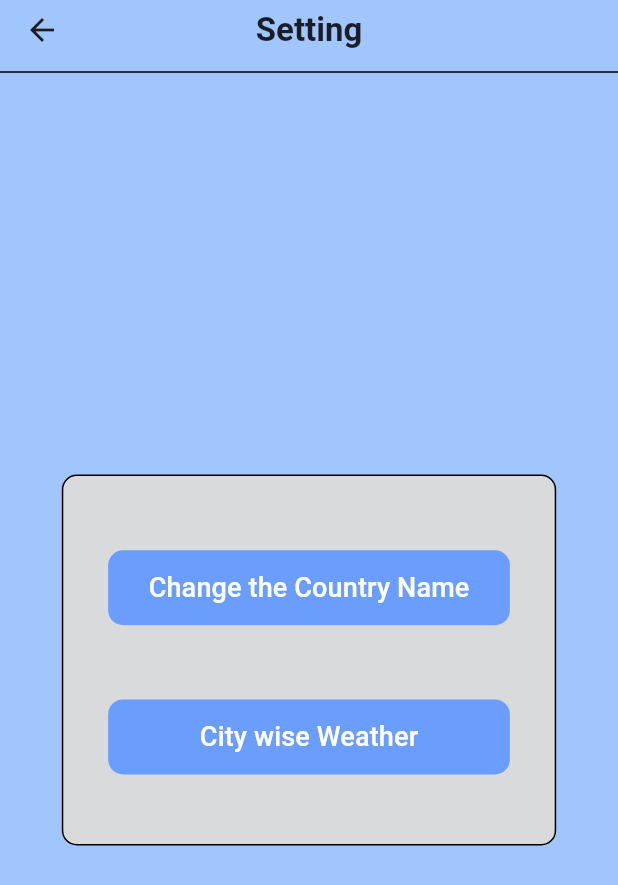
After one commit to tejasvmodi/weather_application, a Flutter app: the SettingWeathericon screen opened directly, on a phone screen of 412 x 824 dp. The commit adds this screen. Shown: the top 885 px of the screen. Run offline on Flutter 3.47's test engine with Material 3 defaults, Android fonts, the phone set to English and light mode, and no system bars; network calls fail.

Commit message:
complete the weather app ..

```diff
--- a/lib/main.dart
+++ b/lib/main.dart
@@ -1,5 +1,6 @@
 import 'package:flutter/material.dart';
-import 'package:weather_application/ui/city_weather_data.dart';
+import 'package:weather_application/ui/CIty%20weather%20data/city_weather_data.dart';
+import 'package:weather_application/ui/Country%20weather%20data/get_started.dart';
 
 void main() {
   runApp(const MyApp());
@@ -18,7 +19,7 @@ class MyApp extends StatelessWidget {
         colorScheme: ColorScheme.fromSeed(seedColor: Colors.deepPurple),
         useMaterial3: true,
       ),
-      home: const Cityweatherdata(),
+      home: const Getstarted(),
     );
   }
 }
--- a/lib/ui/get_started.dart
+++ b/lib/ui/Country weather data/get_started.dart
@@ -1,6 +1,6 @@
 import 'package:flutter/material.dart';
 import 'package:weather_application/models/constant.dart';
-import 'package:weather_application/ui/welcome.dart';
+import 'package:weather_application/ui/Country%20weather%20data/welcome.dart';
 
 class Getstarted extends StatelessWidget {
   const Getstarted({super.key});
--- a/lib/ui/welcome.dart
+++ b/lib/ui/Country weather data/welcome.dart
@@ -1,7 +1,7 @@
 import 'package:flutter/material.dart';
 import 'package:weather_application/models/city.dart';
 import 'package:weather_application/models/constant.dart';
-import 'package:weather_application/ui/home.dart';
+import 'package:weather_application/ui/Country%20weather%20data/home.dart';
 
 class Welcome extends StatefulWidget {
   const Welcome({super.key});
--- /dev/null
+++ b/lib/ui/widgets/setting.dart
@@ -0,0 +1,103 @@
+import 'package:flutter/material.dart';
+import 'package:weather_application/models/constant.dart';
+import 'package:weather_application/ui/CIty%20weather%20data/city_weather_data.dart';
+import 'package:weather_application/ui/Country%20weather%20data/welcome.dart';
+
+class SettingWeathericon extends StatefulWidget {
+  const SettingWeathericon({super.key});
+
+  @override
+  State<SettingWeathericon> createState() => _SettingWeathericonState();
+}
+
+class _SettingWeathericonState extends State<SettingWeathericon> {
+  CityConstant constant = CityConstant();
+  @override
+  Widget build(BuildContext context) {
+    return Scaffold(
+      backgroundColor: constant.secondaryColor,
+      appBar: AppBar(
+          title: Text(
+            'Setting',
+            style: TextStyle(
+                fontSize: 22,
+                fontWeight: FontWeight.bold,
+                color: constant.blackColor),
+          ),
+          centerTitle: true,
+          backgroundColor: constant.secondaryColor,
+          elevation: 0,
+          bottom: const PreferredSize(
+              preferredSize: Size(0, 0),
+              child: Divider(
+                color: Colors.black,
+              ))),
+      body: Center(
+        child: Container(
+          height: MediaQuery.of(context).size.height * 0.3,
+          width: MediaQuery.of(context).size.width * 0.8,
+          decoration: BoxDecoration(
+              border: Border.all(color: Colors.black),
+              borderRadius: const BorderRadius.all(
+                Radius.elliptical(10, 10),
+              ),
+              color: constant.greyColor),
+          child: Column(
+            children: [
+              SizedBox(
+                height: MediaQuery.of(context).size.height * .06,
+              ),
+              Container(
+                height: 50,
+                width: MediaQuery.of(context).size.width * 0.65,
+                decoration: BoxDecoration(
+                  color: constant.primaryColor,
+                  borderRadius: const BorderRadius.all(Radius.circular(10)),
+                ),
+                child: Center(
+                  child: TextButton(
+                      onPressed: () {
+                        Navigator.push(
+                            context,
+                            MaterialPageRoute(
+                              builder: (context) => const Welcome(),
+                            ));
+                      },
+                      child: const Text(
+                        'Change the Country Name',
+                        style: TextStyle(color: Colors.white, fontSize: 18),
+                      )),
+                ),
+              ),
+              SizedBox(
+                height: MediaQuery.of(context).size.height * .06,
+              ),
+              Container(
+                height: 50,
+                width: MediaQuery.of(context).size.width * 0.65,
+                decoration: BoxDecoration(
+                  color: constant.primaryColor,
+                  borderRadius: const BorderRadius.all(Radius.circular(10)),
+                ),
+                child: Center(
+                  child: TextButton(
+                      onPressed: () {
+                        Navigator.push(
+                            context,
+                            MaterialPageRoute(
+                              builder: (context) => const Cityweatherdata(),
+                            ));
+                      },
+                      child: const Text(
+                        'City wise Weather',
+                        style: TextStyle(color: Colors.white, fontSize: 18),
+                      )),
+                ),
+              ),
+            ],
+          ),
+        ),
+      ),
+    );
+  }
+}
```
Also changed, not shown: lib/ui/CIty weather data/city_weather_data.dart (renamed from lib/ui/city_weather_data.dart, +17 -5 lines), lib/ui/Country weather data/detailpage.dart (renamed from lib/ui/detailpage.dart, +3 -16 lines), lib/ui/Country weather data/home.dart (renamed from lib/ui/home.dart, +18 -13 lines), lib/ui/CIty weather data/detail_page_city.dart (renamed from lib/ui/detail_page.dart).
